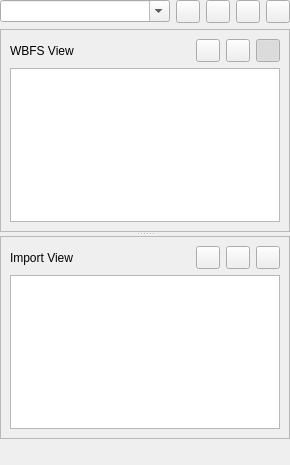
amestica/qwbfs, file qwbfs/src/PartitionWidget.ui: the form before one commit.
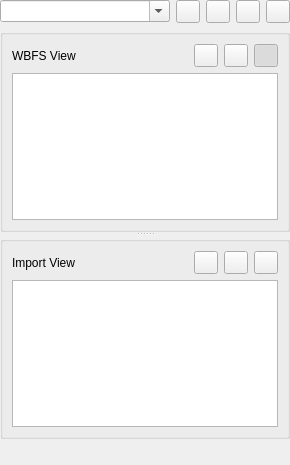
The form after the commit. Icons and pictures are not drawn. Custom widgets are drawn as their Qt base class.

Commit message: Replace frames by groupbox, it's nicer on mac os x.

```diff
--- a/qwbfs/src/PartitionWidget.ui
+++ b/qwbfs/src/PartitionWidget.ui
@@ -80,13 +80,7 @@
      <property name="childrenCollapsible">
       <bool>false</bool>
      </property>
-     <widget class="QFrame" name="fWBFS">
-      <property name="frameShape">
-       <enum>QFrame::StyledPanel</enum>
-      </property>
-      <property name="frameShadow">
-       <enum>QFrame::Raised</enum>
-      </property>
+     <widget class="QGroupBox" name="fWBFS">
       <layout class="QVBoxLayout" name="verticalLayout_2">
        <item>
         <layout class="QHBoxLayout" name="horizontalLayout_3">
@@ -178,13 +172,7 @@
        </item>
       </layout>
      </widget>
-     <widget class="QFrame" name="fImport">
-      <property name="frameShape">
-       <enum>QFrame::StyledPanel</enum>
-      </property>
-      <property name="frameShadow">
-       <enum>QFrame::Raised</enum>
-      </property>
+     <widget class="QGroupBox" name="fImport">
       <layout class="QVBoxLayout" name="verticalLayout">
        <item>
         <layout class="QHBoxLayout" name="horizontalLayout_2">
```
Left out of the diff: 8 changed lines with no effect on the pictures.
